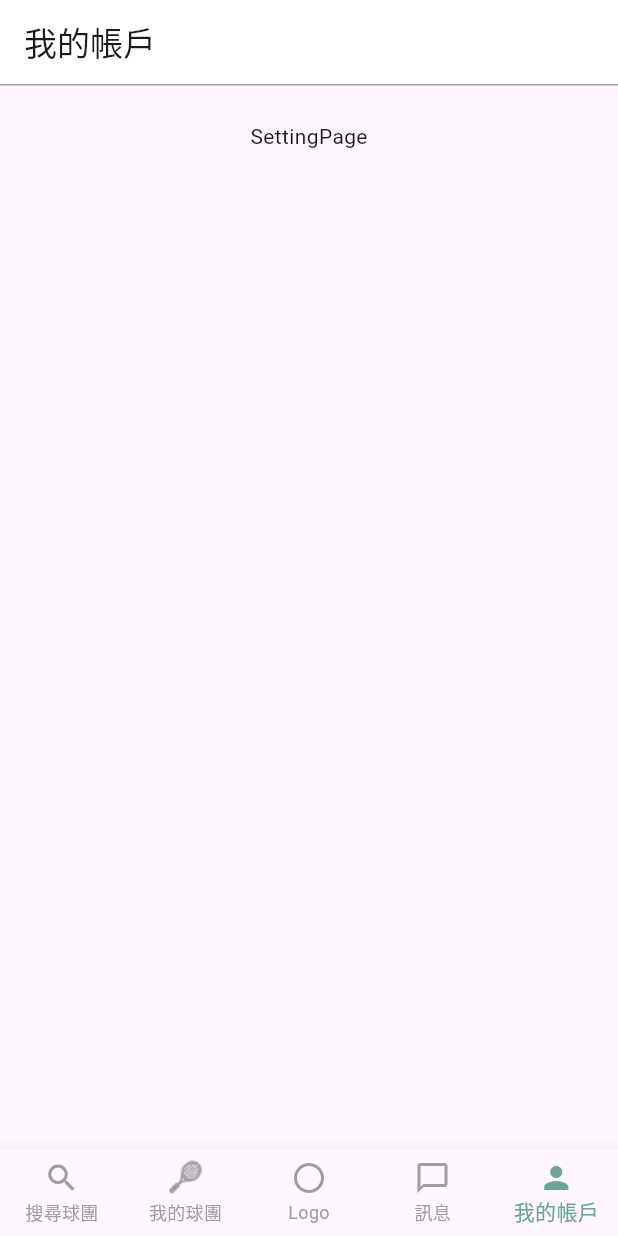
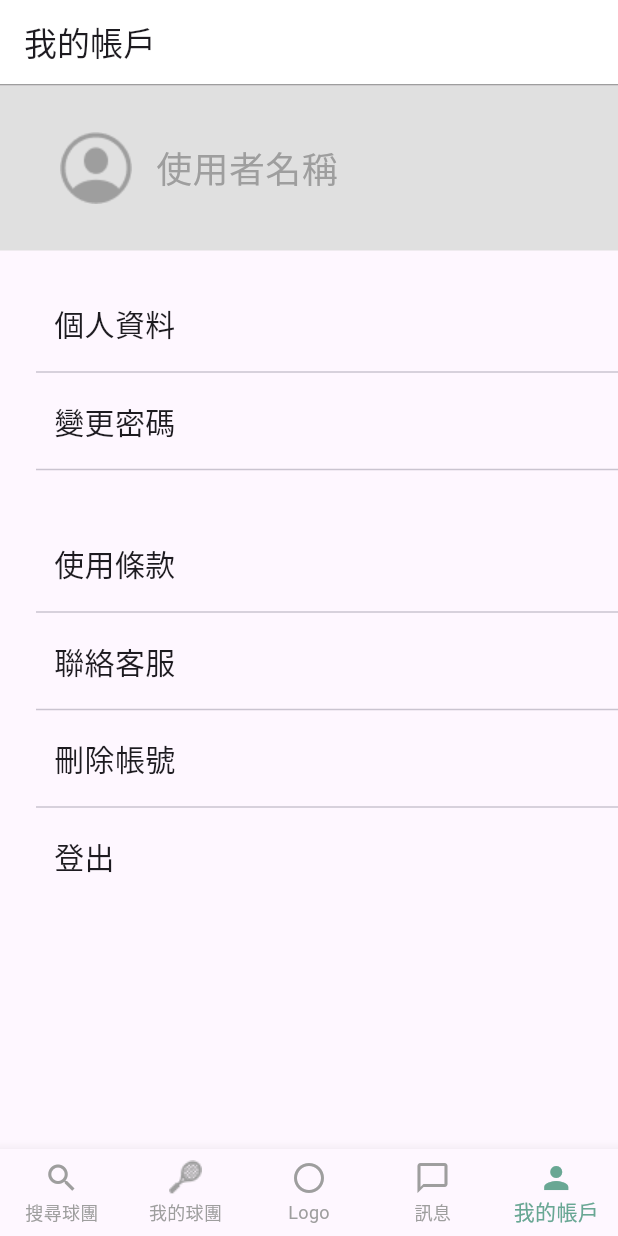
Before and after one commit to WeitingL/joinyou, a Flutter app: the screen it shows after launch, item 5 of the bottom bar chosen, on a phone screen of 412 x 824 dp. Run offline on Flutter 3.47's test engine with Material 3 defaults, Android fonts, the phone set to English and light mode, and no system bars; our stand-ins replace flutter_bloc, geolocator, go_router, google_maps_flutter, image_picker; missing offline and left inert: dart:ffi.

Commit message:
[page] opt still working page.

```diff
--- a/lib/main.dart
+++ b/lib/main.dart
@@ -72,7 +72,7 @@ class _MainPageWithNavBar extends State<MainPageWithNavBar> {
           ),
         ),
       ),
-      body: Padding(padding: const EdgeInsets.only(top: 24), child: widget.child),
+      body: widget.child,
       bottomNavigationBar: BottomNavigationBar(
         selectedItemColor: AppColor.title_green,
         unselectedItemColor: Colors.grey,
--- a/lib/ui/find_team/find_team_page.dart
+++ b/lib/ui/find_team/find_team_page.dart
@@ -26,6 +26,7 @@ class FindTeam extends StatelessWidget {
                     mainAxisAlignment: MainAxisAlignment.center,
                     crossAxisAlignment: CrossAxisAlignment.center,
                     children: [
+                      Container(height: 24),
                       const ResearchArea(),
                       Container(height: 24),
                       const FilterBar(),
--- a/lib/ui/my_team/my_team_page.dart
+++ b/lib/ui/my_team/my_team_page.dart
@@ -34,6 +34,7 @@ class _MyTeamPage extends State<MyTeamPage> {
                       children: [
                         Column(
                           children: [
+                            Container(height: 24),
                             SwitcherBar(
                                 options: ["我的臨打", "管理球隊"],
                                 onPress: (index) {
--- a/lib/ui/setting/setting_page.dart
+++ b/lib/ui/setting/setting_page.dart
@@ -9,7 +9,68 @@ class _SettingPage extends State<SettingPage> {
   @override
   Widget build(BuildContext context) {
     return Column(
-      children: [Text("SettingPage")],
+      children: [
+        Container(
+            padding: const EdgeInsets.symmetric(horizontal: 24),
+            height: 110,
+            width: MediaQuery.of(context).size.width,
+            color: Colors.grey[300],
+            child: const Row(
+              children: [
+                ImageIcon(AssetImage("assets/ic_profile.png"),
+                    size: 80, color: Colors.grey),
+                Text("使用者名稱",
+                    style: TextStyle(fontSize: 24, color: Colors.grey))
+              ],
+            )),
+        Padding(
+            padding: EdgeInsets.only(left: 24),
+            child: Column(
+              children: [
+                SizedBox(height: 24),
+                SettingItem(title: "個人資料", onPress: null),
+                Divider(),
+                SettingItem(title: "變更密碼", onPress: null),
+                Divider(),
+                SizedBox(height: 30),
+                SettingItem(title: "使用條款", onPress: null),
+                Divider(),
+                SettingItem(title: "聯絡客服", onPress: null),
+                Divider(),
+                SettingItem(title: "刪除帳號", onPress: null),
+                Divider(),
+                SettingItem(title: "登出", onPress: null),
+              ],
+            ))
+      ],
     );
   }
 }
+
+class SettingItem extends StatelessWidget {
+  String title;
+  VoidCallback? onPress;
+
+  SettingItem({required this.title, required this.onPress});
+
+  @override
+  Widget build(BuildContext context) {
+    return GestureDetector(
+        onTap: onPress,
+        child: Container(
+          color: Colors.transparent,
+          child: Column(children: [
+            SizedBox(height: 10),
+            Row(
+              children: [
+                SizedBox(width: 12),
+                Text(title, style: TextStyle(fontSize: 20)),
+                Expanded(child: Container()),
+                if (onPress != null) const Icon(Icons.arrow_forward_ios),
+              ],
+            ),
+            SizedBox(height: 10),
+          ]),
+        ));
+  }
+}
```
Also changed, not shown: lib/ui/chat_room/chat_room.dart (+19 -2 lines), lib/ui/rank_page/center_rank_page.dart (+19 -2 lines), assets/ic_profile.png (added).
